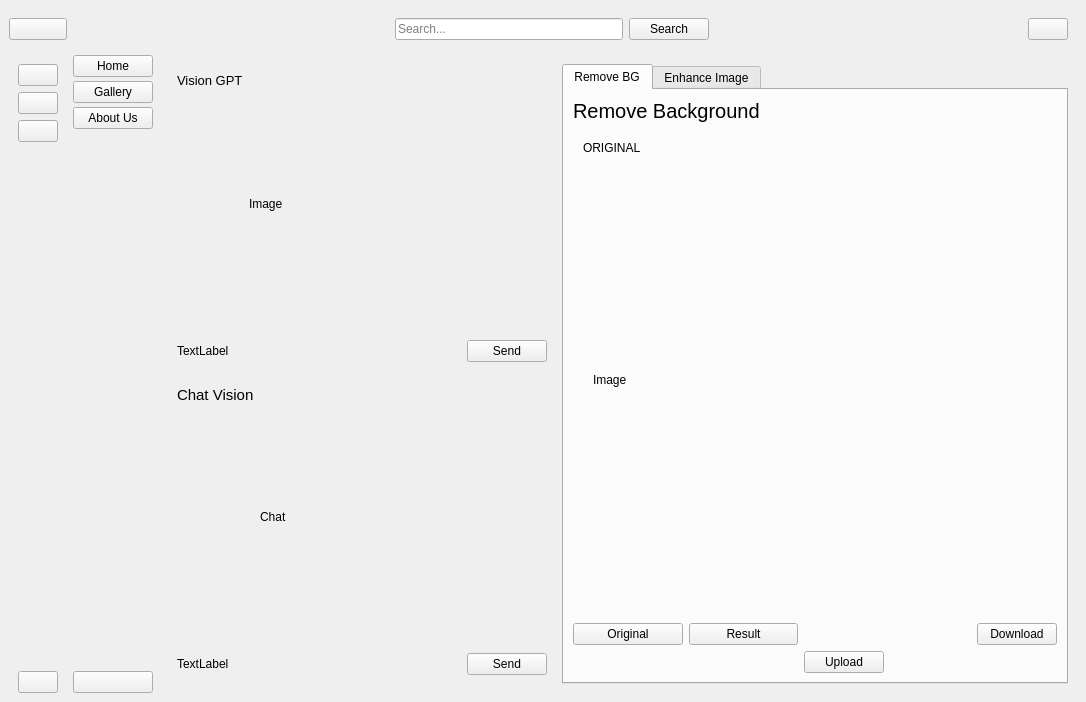
Before: the Qt Designer form visionPerfect.ui in Supremoz/VIsion-perfect, drawn with Qt 5.
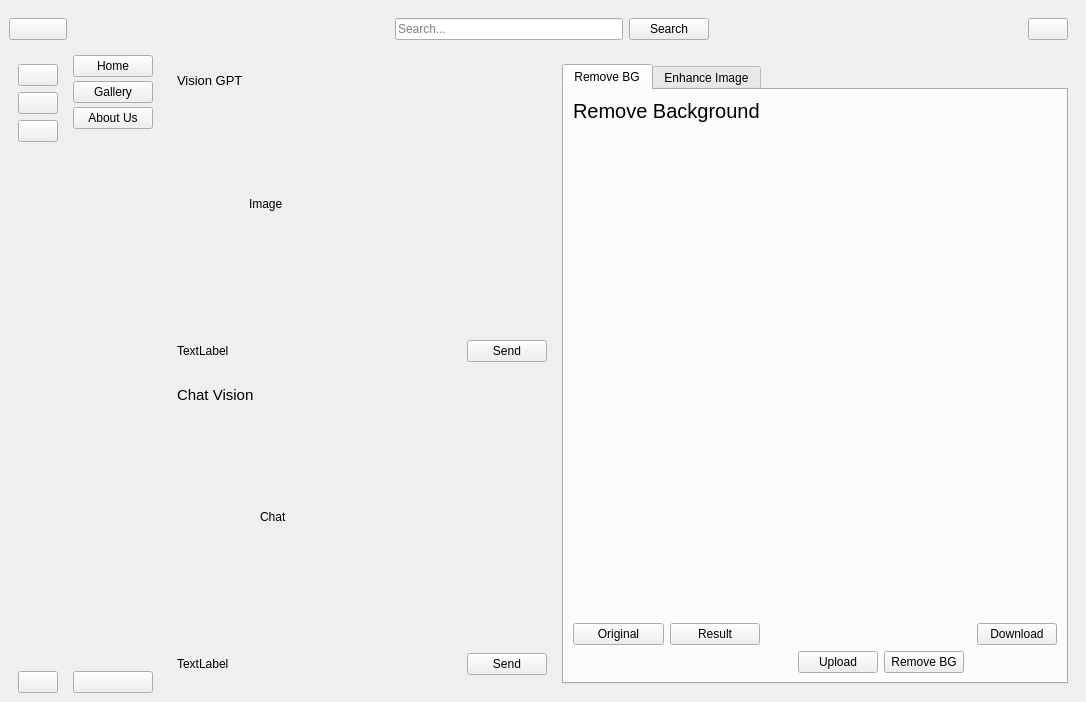
After: the same form once the commit is applied. Icons and pictures are not drawn.

Diff of the .ui file:
```diff
--- a/visionPerfect.ui
+++ b/visionPerfect.ui
@@ -345,7 +345,7 @@
            <attribute name="title">
             <string>Remove BG</string>
            </attribute>
-           <layout class="QGridLayout" name="gridLayout">
+           <layout class="QGridLayout" name="gridLayout_10">
             <item row="0" column="0" colspan="2">
              <widget class="QLabel" name="label_7">
               <property name="maximumSize">
@@ -364,7 +364,7 @@
               </property>
              </widget>
             </item>
-            <item row="0" column="2" colspan="2">
+            <item row="0" column="2">
              <spacer name="horizontalSpacer_9">
               <property name="orientation">
                <enum>Qt::Horizontal</enum>
@@ -377,8 +377,11 @@
               </property>
              </spacer>
             </item>
-            <item row="1" column="0" colspan="5">
+            <item row="1" column="0" colspan="4">
              <widget class="QStackedWidget" name="stackedWidget_3">
+              <property name="frameShape">
+               <enum>QFrame::NoFrame</enum>
+              </property>
               <property name="currentIndex">
                <number>1</number>
               </property>
@@ -410,6 +413,29 @@
                 </property>
                </widget>
               </widget>
+              <widget class="QWidget" name="page_8">
+               <layout class="QGridLayout" name="gridLayout_9">
+                <item row="0" column="0">
+                 <widget class="QLabel" name="label_11">
+                  <property name="text">
+                   <string/>
+                  </property>
+                  <property name="textFormat">
+                   <enum>Qt::PlainText</enum>
+                  </property>
+                  <property name="pixmap">
+                   <pixmap resource="resource.qrc">:/icon/icon/bg_cover.png</pixmap>
+                  </property>
+                  <property name="scaledContents">
+                   <bool>true</bool>
+                  </property>
+                  <property name="wordWrap">
+                   <bool>false</bool>
+                  </property>
+                 </widget>
+                </item>
+               </layout>
+              </widget>
               <widget class="QWidget" name="page_7">
                <widget class="QLabel" name="lbl_resultbg">
                 <property name="geometry">
@@ -454,7 +480,7 @@
               </property>
              </widget>
             </item>
-            <item row="2" column="2" colspan="2">
+            <item row="2" column="2">
              <spacer name="horizontalSpacer_12">
               <property name="orientation">
                <enum>Qt::Horizontal</enum>
@@ -467,14 +493,16 @@
               </property>
              </spacer>
             </item>
-            <item row="2" column="4">
+            <item row="2" column="3">
              <widget class="QPushButton" name="btn_downloadbg">
               <property name="text">
                <string>Download</string>
               </property>
              </widget>
             </item>
-            <item row="3" column="0" colspan="2">
+            <item row="3" column="0" colspan="4">
+             <layout class="QGridLayout" name="gridLayout">
+              <item row="0" column="0">
              <spacer name="horizontalSpacer_7">
               <property name="orientation">
                <enum>Qt::Horizontal</enum>
@@ -487,14 +515,21 @@
               </property>
              </spacer>
             </item>
-            <item row="3" column="2">
+              <item row="0" column="1">
              <widget class="QPushButton" name="pushButton_15">
               <property name="text">
                <string>Upload</string>
               </property>
              </widget>
             </item>
-            <item row="3" column="3" colspan="2">
+              <item row="0" column="2">
+               <widget class="QPushButton" name="btn_rbg">
+                <property name="text">
+                 <string>Remove BG</string>
+                </property>
+               </widget>
+              </item>
+              <item row="0" column="3">
              <spacer name="horizontalSpacer_8">
               <property name="orientation">
                <enum>Qt::Horizontal</enum>
@@ -506,6 +541,8 @@
                </size>
               </property>
              </spacer>
+              </item>
+             </layout>
             </item>
            </layout>
           </widget>
```
Lines whose indentation alone changed are shown as unchanged.
